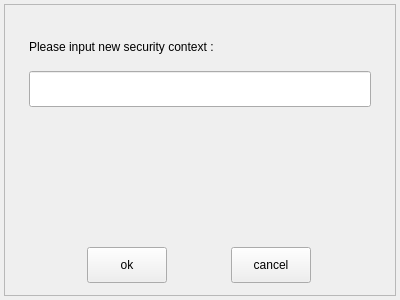
openeuler-mirror/ks-ssr, file src/ui/tool-box/file-sign/modify-security-context.ui: the form before one commit.
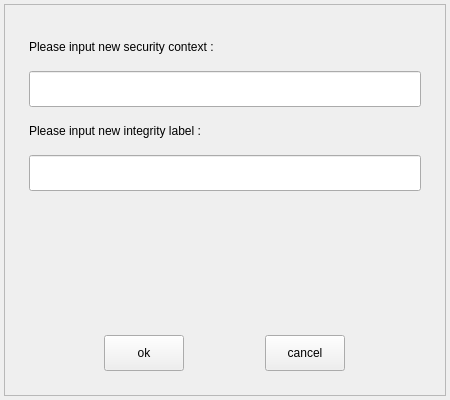
The form after the commit.

Commit message: fix(file-sign) : Add edit column. - 文件标记添加编辑列（#25917） - 修复一个用户登录的自测bug

The edit to the form file:
```diff
--- a/src/ui/tool-box/file-sign/modify-security-context.ui
+++ b/src/ui/tool-box/file-sign/modify-security-context.ui
@@ -6,8 +6,8 @@
    <rect>
     <x>0</x>
     <y>0</y>
-    <width>400</width>
-    <height>300</height>
+    <width>450</width>
+    <height>400</height>
    </rect>
   </property>
   <property name="windowTitle">
@@ -48,7 +48,7 @@
        <number>24</number>
       </property>
       <property name="bottomMargin">
-       <number>12</number>
+       <number>24</number>
       </property>
       <item>
        <widget class="QLabel" name="m_label">
@@ -79,6 +79,38 @@
         </property>
        </widget>
       </item>
+      <item>
+       <widget class="QLabel" name="m_label_2">
+        <property name="sizePolicy">
+         <sizepolicy hsizetype="Fixed" vsizetype="Fixed">
+          <horstretch>0</horstretch>
+          <verstretch>0</verstretch>
+         </sizepolicy>
+        </property>
+        <property name="minimumSize">
+         <size>
+          <width>0</width>
+          <height>36</height>
+         </size>
+        </property>
+        <property name="text">
+         <string>Please input new integrity label :</string>
+        </property>
+       </widget>
+      </item>
+      <item>
+       <widget class="QLineEdit" name="m_integrityLabel">
+        <property name="minimumSize">
+         <size>
+          <width>0</width>
+          <height>36</height>
+         </size>
+        </property>
+        <property name="text">
+         <string/>
+        </property>
+       </widget>
+      </item>
       <item>
        <spacer name="verticalSpacer">
         <property name="orientation">
```
The commit also changes 13 other files.
